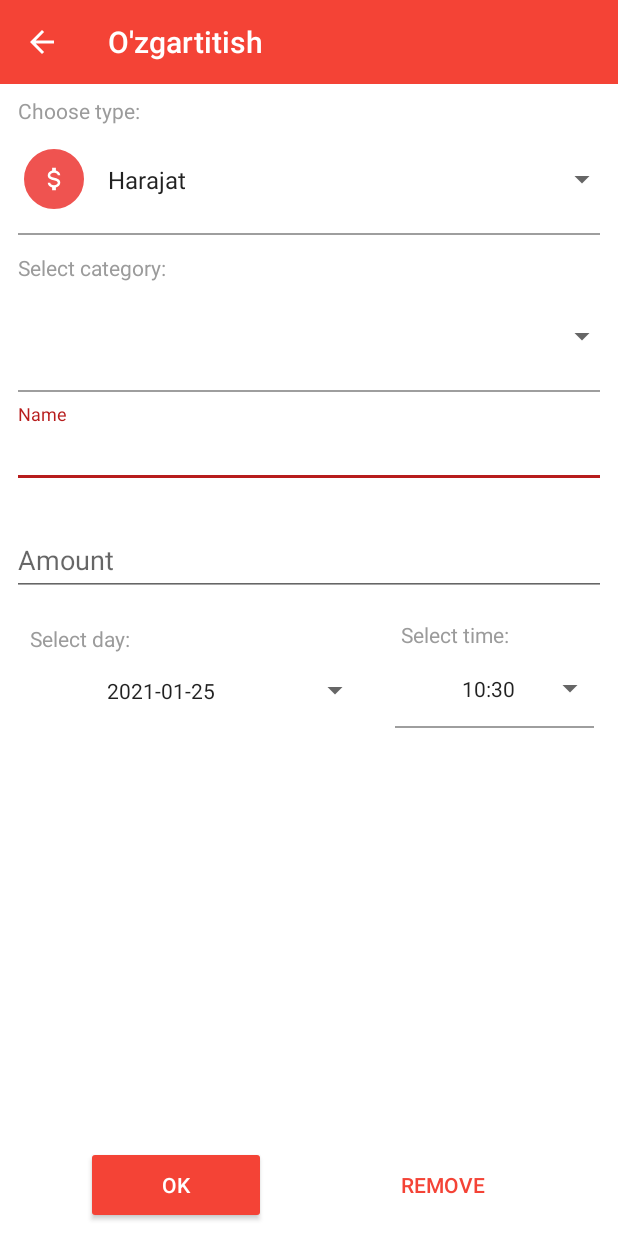
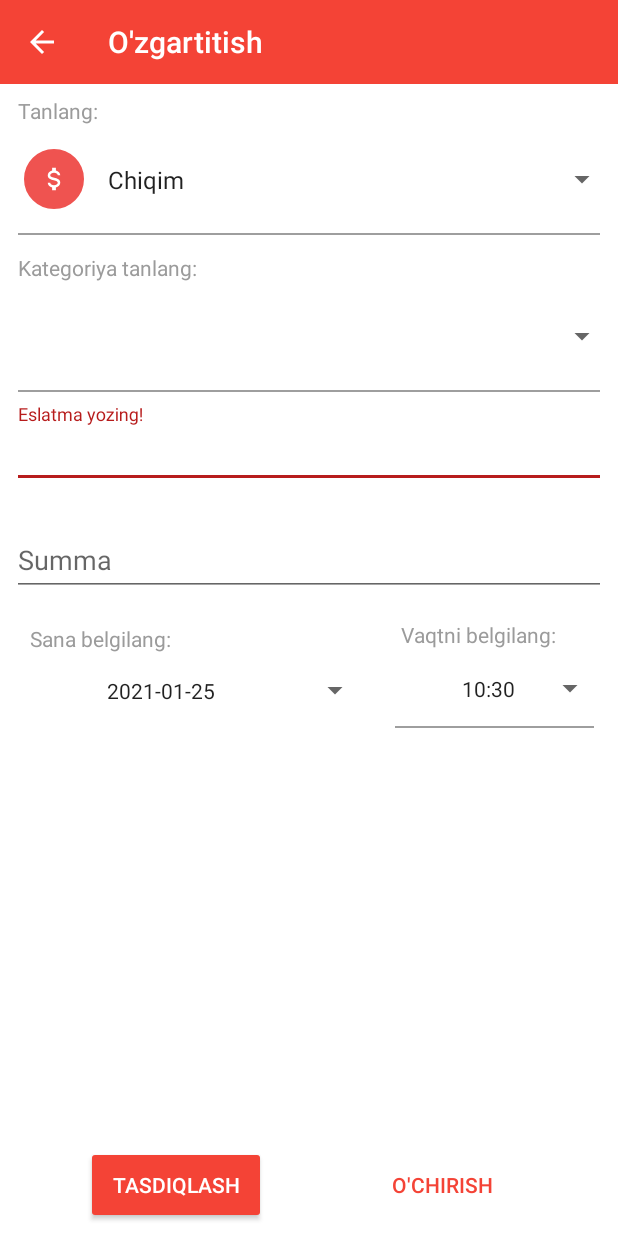
Before and after one commit to YadgarovIslombek/MoneyManager, an Android app: the EditWalletEntryActivity screen opened directly, with no data from a screen before it, on a phone screen of 412 x 824 dp. Run offline under Robolectric (Android 15) with nearby library versions, the phone set to English and light mode, and no system bars; our stand-ins replace Firebase (no records; nobody signed in at launch, a user with empty details on screens opened directly); 1 statement that could not run was skipped.

Commit message:
25.01.21 23:54
Signed-off-by: Islombek <islam.yadgarov.677@gmail.com>

```diff
--- a/app/src/main/java/com/aid/moneymanager/ui/main/history/HistoryFragment.java
+++ b/app/src/main/java/com/aid/moneymanager/ui/main/history/HistoryFragment.java
@@ -2,7 +2,7 @@
  * *
  *  * Created by Yadgarov Islombek on 2021
  *  * Copyright (c).  All rights reserved.
- *  * Last modified 24.01.21 21:30
+ *  * Last modified 25.01.21 10:57
  *  بِسْمِ ٱللّٰهِ ٱلرَّحْمَٰنِ ٱلرَّحِيم  *
  *
  */
@@ -119,7 +119,7 @@ public class HistoryFragment extends BaseFragment {
         } else {
             calendarIcon.setIcon(ContextCompat.getDrawable(getContext(), R.drawable.icon_calendar));
 
-            dividerTextView.setText("So'ngi harajatlar:");
+            dividerTextView.setText("Kirim chiqimlar tarixi:");
         }
 
     }
--- a/app/src/main/java/com/aid/moneymanager/ui/main/history/edit_entry/EditWalletEntryActivity.java
+++ b/app/src/main/java/com/aid/moneymanager/ui/main/history/edit_entry/EditWalletEntryActivity.java
@@ -2,7 +2,7 @@
  * *
  *  * Created by Yadgarov Islombek on 2021
  *  * Copyright (c).  All rights reserved.
- *  * Last modified 22.01.21 0:04
+ *  * Last modified 25.01.21 23:39
  *  بِسْمِ ٱللّٰهِ ٱلرَّحْمَٰنِ ٱلرَّحِيم  *
  *
  */
@@ -95,9 +95,9 @@ public class EditWalletEntryActivity extends BaseActivity {
 
         EnterTypeAdapter typeAdapter = new EnterTypeAdapter(this,
                 R.layout.new_entry_type_spinner_row, Arrays.asList(
-                new EnterTypeListViewModel("Harajat", Color.parseColor("#ef5350"),
+                new EnterTypeListViewModel("Chiqim", Color.parseColor("#ef5350"),
                         R.drawable.money_icon),
-                new EnterTypeListViewModel("Foyda", Color.parseColor("#66bb6a"),
+                new EnterTypeListViewModel("Kirim", Color.parseColor("#66bb6a"),
                         R.drawable.money_icon)));
 
         selectTypeSpinner.setAdapter(typeAdapter);
@@ -232,9 +232,9 @@ public class EditWalletEntryActivity extends BaseActivity {
             throw new NolBalanceDifferenceException("Minimal summadan kam");
         }
 
-        if (entryName == null || entryName.length() == 0) {
-            throw new StringException("Matn katta bo'lishi lozim> 0");
-        }
+//        if (entryName == null || entryName.length() == 0) {
+//            throw new StringException("Matn kiritilmagan");
+//        }
 
         long finalBalanceDifference = balanceDifference - walletEntry.balanceDifference;
         user.wallet.sum += finalBalanceDifference;
--- a/app/src/main/java/com/aid/moneymanager/ui/main/statistics/StatistikaFragment.java
+++ b/app/src/main/java/com/aid/moneymanager/ui/main/statistics/StatistikaFragment.java
@@ -2,7 +2,7 @@
  * *
  *  * Created by Yadgarov Islombek on 2021
  *  * Copyright (c).  All rights reserved.
- *  * Last modified 23.01.21 2:57
+ *  * Last modified 25.01.21 23:40
  *  بِسْمِ ٱللّٰهِ ٱلرَّحْمَٰنِ ٱلرَّحِيم  *
  *
  */
@@ -61,7 +61,7 @@ import java.util.Map;
 
 
 public class StatistikaFragment extends BaseFragment {
-    public static final CharSequence TITLE = "Statistics";
+    public static final CharSequence TITLE = "Statistika";
 
     private Menu menu;
     private Calendar calendarStart;
@@ -222,7 +222,7 @@ public class StatistikaFragment extends BaseFragment {
 
             DateFormat dateFormat = new SimpleDateFormat("dd-MM-yy");
 
-            dividerTextView.setText("Date range: " + dateFormat.format(calendarStart.getTime())
+            dividerTextView.setText("Sana oralig'i: " + dateFormat.format(calendarStart.getTime())
                     + "  -  " + dateFormat.format(calendarEnd.getTime()));
 
             expensesTextView.setText(CurrencyHelper.formatCurrency(user.currency, expensesSumInDateRange));
--- a/app/src/main/java/com/aid/moneymanager/ui/options/OptionsActivity.java
+++ b/app/src/main/java/com/aid/moneymanager/ui/options/OptionsActivity.java
@@ -2,7 +2,7 @@
  * *
  *  * Created by Yadgarov Islombek on 2021
  *  * Copyright (c).  All rights reserved.
- *  * Last modified 23.01.21 16:42
+ *  * Last modified 25.01.21 23:54
  *  بِسْمِ ٱللّٰهِ ٱلرَّحْمَٰنِ ٱلرَّحِيم  *
  *
  */
@@ -26,7 +26,7 @@ public class OptionsActivity extends AppCompatActivity {
         setContentView(R.layout.activity_options);
         setSupportActionBar(findViewById(R.id.toolbar));
         getSupportActionBar().setDisplayHomeAsUpEnabled(true);
-        getSupportActionBar().setTitle("Options");
+        getSupportActionBar().setTitle("Sozlash");
     }
 
     @Override
--- a/app/src/main/java/com/aid/moneymanager/ui/options/OptionsFragment.java
+++ b/app/src/main/java/com/aid/moneymanager/ui/options/OptionsFragment.java
@@ -2,7 +2,7 @@
  * *
  *  * Created by Yadgarov Islombek on 2021
  *  * Copyright (c).  All rights reserved.
- *  * Last modified 23.01.21 16:42
+ *  * Last modified 25.01.21 23:57
  *  بِسْمِ ٱللّٰهِ ٱلرَّحْمَٰنِ ٱلرَّحِيم  *
  *
  */
@@ -66,7 +66,7 @@ public class OptionsFragment extends PreferenceFragmentCompat {
                 dataUpdated();
             }
         });
-        Preference policyPreference = findPreference(getString(R.string.pref_key_policy));
+  //      Preference policyPreference = findPreference(getString(R.string.Dastur_haqida));
 //        policyPreference.setOnPreferenceClickListener(new Preference.OnPreferenceClickListener() {
 //            public boolean onPreferenceClick(Preference preference) {
 //                Intent browserIntent = new Intent(Intent.ACTION_VIEW,
--- a/app/src/main/res/layout/activity_edit_wallet_entry.xml
+++ b/app/src/main/res/layout/activity_edit_wallet_entry.xml
@@ -5,7 +5,7 @@
   ~ /**
   ~  * Created by Yadgarov Islombek on 2021
   ~  * Copyright (c).  All rights reserved.
-  ~  * Last modified 22.01.21 0:06
+  ~  * Last modified 25.01.21 23:39
   ~  بِسْمِ ٱللّٰهِ ٱلرَّحْمَٰنِ ٱلرَّحِيم  *
   ~  */
   -->
@@ -81,7 +81,7 @@
                         android:layout_height="wrap_content"
                         android:paddingLeft="12dp"
                         android:paddingTop="8dp"
-                        android:text="Choose type:"
+                        android:text="Tanlang:"
                         android:textColor="@color/help_text_material_light" />
 
                     <Spinner
@@ -103,7 +103,7 @@
                         android:layout_height="wrap_content"
                         android:paddingLeft="12dp"
                         android:paddingTop="4dp"
-                        android:text="Select category:"
+                        android:text="Kategoriya tanlang:"
                         android:textColor="@color/help_text_material_light" />
 
                     <Spinner
@@ -128,7 +128,7 @@
                         android:layout_marginLeft="8dp"
                         android:layout_marginRight="8dp"
                         android:layout_marginBottom="16dp"
-                        android:hint="Name"
+                        android:hint="Eslatma yozing!"
                         app:layout_constraintTop_toBottomOf="@+id/sign_out_button">
 
                         <com.google.android.material.textfield.TextInputEditText
@@ -146,7 +146,7 @@
                         android:layout_marginLeft="8dp"
                         android:layout_marginRight="8dp"
                         android:layout_marginBottom="16dp"
-                        android:hint="Amount"
+                        android:hint="Summa"
                         app:layout_constraintTop_toBottomOf="@+id/sign_out_button">
 
                         <com.google.android.material.textfield.TextInputEditText
@@ -167,7 +167,7 @@
                             android:layout_width="0dp"
                             android:layout_height="wrap_content"
                             android:paddingLeft="12dp"
-                            android:text="Select day:"
+                            android:text="Sana belgilang:"
                             android:textColor="@color/help_text_material_light"
                             app:layout_constraintBottom_toTopOf="@+id/choose_day_textview"
                             app:layout_constraintEnd_toStartOf="@+id/guideline3"
@@ -180,7 +180,7 @@
                             android:layout_width="0dp"
                             android:layout_height="wrap_content"
                             android:paddingLeft="12dp"
-                            android:text="Select time:"
+                            android:text="Vaqtni belgilang:"
                             android:textColor="@color/help_text_material_light"
                             app:layout_constraintEnd_toEndOf="@+id/choose_time_textview"
                             app:layout_constraintStart_toStartOf="@+id/choose_time_textview"
@@ -263,7 +263,7 @@
                 android:backgroundTint="@color/colorPrimary"
                 android:paddingLeft="8dp"
                 android:paddingRight="8dp"
-                android:text="OK"
+                android:text="TASDIQLASH"
                 app:layout_constraintBottom_toBottomOf="parent"
                 app:layout_constraintEnd_toStartOf="@+id/remove_entry_button"
                 app:layout_constraintHorizontal_bias="1.0"
@@ -280,7 +280,7 @@
                 android:textColor="@color/colorPrimary"
                 android:paddingLeft="8dp"
                 android:paddingRight="8dp"
-                android:text="Remove"
+                android:text="O'CHIRISH"
                 app:layout_constraintBottom_toBottomOf="parent"
                 app:layout_constraintEnd_toEndOf="parent"
                 app:layout_constraintHorizontal_bias="0.5"
--- a/app/src/main/res/layout/fragment_statistics.xml
+++ b/app/src/main/res/layout/fragment_statistics.xml
@@ -3,7 +3,7 @@
   ~ /**
   ~  * Created by Yadgarov Islombek on 2021
   ~  * Copyright (c).  All rights reserved.
-  ~  * Last modified 22.01.21 0:15
+  ~  * Last modified 25.01.21 11:14
   ~  بِسْمِ ٱللّٰهِ ٱلرَّحْمَٰنِ ٱلرَّحِيم  *
   ~  */
   -->
@@ -68,7 +68,7 @@
                 android:layout_alignParentTop="true"
                 android:layout_centerVertical="true"
                 android:fontFamily="sans-serif-medium"
-                android:text="Top expenses:"
+                android:text="Yuqori harajatlar:"
                 android:textColor="@color/secondary_text_material_light"
                 android:textSize="16sp" />
 
@@ -137,7 +137,7 @@
             android:layout_alignParentTop="true"
             android:layout_centerVertical="true"
             android:fontFamily="sans-serif-medium"
-            android:text="Top expenses:"
+            android:text="Yuqori harajatlar:"
             android:textColor="@color/secondary_text_material_light"
             android:textSize="16sp" />
 
--- a/app/src/main/res/menu/statistics_fragment_menu.xml
+++ b/app/src/main/res/menu/statistics_fragment_menu.xml
@@ -3,7 +3,7 @@
   ~ /**
   ~  * Created by Yadgarov Islombek on 2021
   ~  * Copyright (c).  All rights reserved.
-  ~  * Last modified 23.01.21 4:14
+  ~  * Last modified 25.01.21 11:09
   ~  بِسْمِ ٱللّٰهِ ٱلرَّحْمَٰنِ ٱلرَّحِيم  *
   ~  */
   -->
@@ -12,12 +12,12 @@
     xmlns:app="http://schemas.android.com/apk/res-auto">
     <item
         android:id="@+id/action_date_range"
-        android:title="Choose date range"
+        android:title="Kalendar"
         android:icon="@drawable/icon_calendar_active"
         app:showAsAction="ifRoom" />
     <item
         android:id="@+id/action_options"
-        android:title="Options"
+        android:title="Sozlash"
         android:icon="@drawable/icon_options"
         app:showAsAction="ifRoom" />
 </menu>
--- a/app/src/main/res/values/pref_keys.xml
+++ b/app/src/main/res/values/pref_keys.xml
@@ -3,7 +3,7 @@
   ~ /**
   ~  * Created by Yadgarov Islombek on 2021
   ~  * Copyright (c).  All rights reserved.
-  ~  * Last modified 28.12.20 22:49
+  ~  * Last modified 25.01.21 23:57
   ~  بِسْمِ ٱللّٰهِ ٱلرَّحْمَٰنِ ٱلرَّحِيم  *
   ~  */
   -->
@@ -15,6 +15,6 @@
     <string name="pref_key_currency">currencyHelper</string>
     <string name="pref_key_first_month_day">first_month_day</string>
     <string name="pref_key_first_week_day">first_week_day</string>
-    <string name="pref_key_policy">privacy_policy</string>
+    <string name="Dastur_haqida">privacy_policy</string>
     <string name="pref_key_logout">logout</string>
 </resources>
```
Also changed, not shown: app/src/main/java/com/aid/moneymanager/ui/add_kiritish/AddWalletActivity.java (+7 -12 lines), app/src/main/res/layout/activity_add_wallet.xml (+8 -8 lines), app/src/main/res/layout/income_expenses_comparasion_row.xml (+13 -11 lines), app/src/main/res/layout/set_currency_dialog.xml (+4 -3 lines), app/src/main/res/xml/app_preferences.xml (+4 -4 lines).
